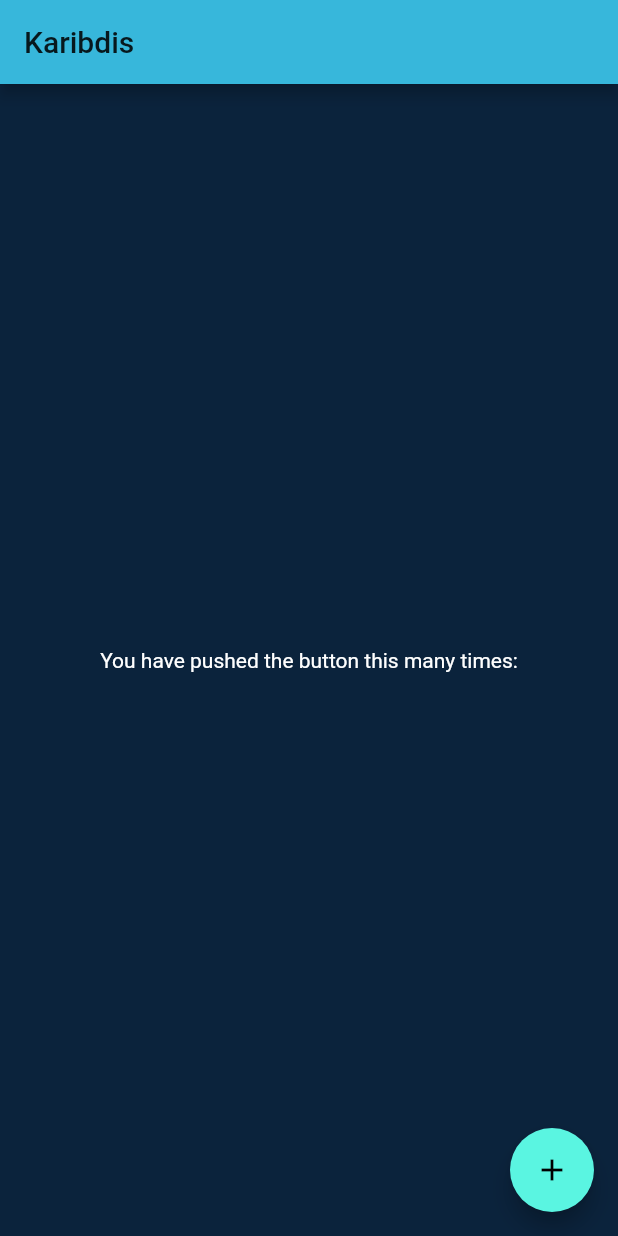
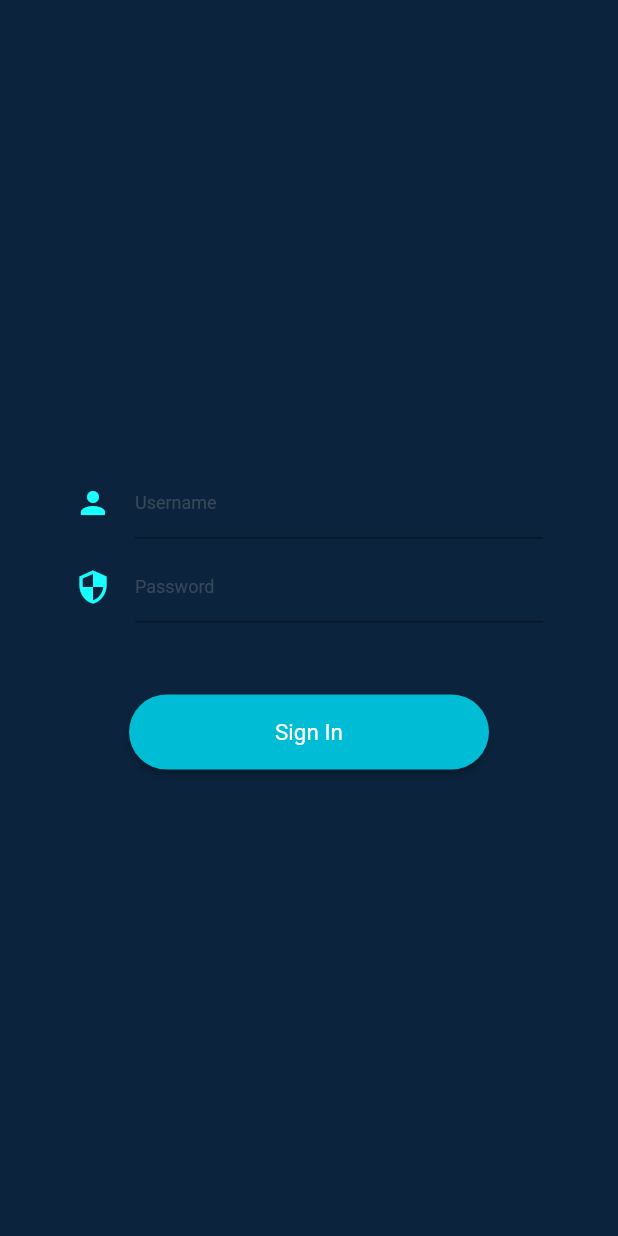
Before and after one commit to pacholoamit/sigma, a Flutter app: the screen it shows after launch, on a phone screen of 412 x 824 dp. Run offline on Flutter 3.47's test engine with Material 2 defaults, Android fonts, the phone set to English and light mode, and no system bars.

Commit message:
Progress on Login page

```diff
--- a/lib/constants/theme.dart
+++ b/lib/constants/theme.dart
@@ -1,8 +1,8 @@
 import 'package:flutter/material.dart';
 
-final darkmodeInput = Color(0xFF081A2D);
+CustomTheme currentTheme = CustomTheme();
 
-CustomTheme currentTheme = CustomTheme();
+// Todo: Determine Font Family
 
 class CustomTheme with ChangeNotifier {
   static bool _isDarkTheme = true;
@@ -15,9 +15,17 @@ class CustomTheme with ChangeNotifier {
 
   static ThemeData get lightTheme {
     return ThemeData(
-      primaryColor: Colors.red,
+      primaryColor: Color(0xFF37B7DB),
+      accentColor: Color(0xFF5af5e1),
       backgroundColor: Colors.white,
       scaffoldBackgroundColor: Colors.white,
+      cardTheme: CardTheme(
+        color: Colors.white,
+      ),
+      inputDecorationTheme: InputDecorationTheme(
+        filled: true,
+        fillColor: Colors.white,
+      ),
       textTheme: TextTheme(
         headline1: TextStyle(color: Colors.black),
         headline2: TextStyle(color: Colors.black),
@@ -29,11 +37,29 @@ class CustomTheme with ChangeNotifier {
 
   static ThemeData get darkTheme {
     return ThemeData(
+      primarySwatch: Colors.cyan,
+      accentColor: Colors.cyanAccent,
       primaryColor: Color(0xFF37B7DB),
-      accentColor: Color(0xFF5af5e1),
       backgroundColor: Color(0xFF0B233C),
       scaffoldBackgroundColor: Color(0xFF0B233C),
+      cardTheme: CardTheme(
+        color: Color(0xFF142D4D),
+      ),
+      inputDecorationTheme: InputDecorationTheme(
+          fillColor: Color(0xFF081A2D),
+          hintStyle: TextStyle(color: Colors.grey.withOpacity(0.3))),
+      iconTheme: IconThemeData(
+        color: Colors.cyan,
+      ),
+      elevatedButtonTheme: ElevatedButtonThemeData(
+        style: ElevatedButton.styleFrom(
+            onPrimary: Colors.white,
+            textStyle: TextStyle(fontSize: 15),
+            shape: RoundedRectangleBorder(
+                borderRadius: BorderRadius.circular(150))),
+      ),
       textTheme: TextTheme(
+        caption: TextStyle(color: Colors.white),
         headline1: TextStyle(color: Colors.white),
         headline2: TextStyle(color: Colors.white),
         bodyText1: TextStyle(color: Colors.white),
--- a/lib/main.dart
+++ b/lib/main.dart
@@ -1,4 +1,5 @@
 import 'package:cassandra/constants/theme.dart';
+import 'package:cassandra/pages/login_page.dart';
 import 'package:flutter/material.dart';
 
 void main() {
@@ -24,45 +25,10 @@ class _MyAppState extends State<MyApp> {
   @override
   Widget build(BuildContext context) {
     return MaterialApp(
-      home: MyHomePage(title: 'Karibdis'),
+      home: LoginPage(),
       theme: CustomTheme.lightTheme,
       darkTheme: CustomTheme.darkTheme,
       themeMode: currentTheme.currentTheme,
     );
   }
 }
-
-class MyHomePage extends StatefulWidget {
-  MyHomePage({Key? key, required this.title}) : super(key: key);
-
-  final String title;
-
-  @override
-  _MyHomePageState createState() => _MyHomePageState();
-}
-
-class _MyHomePageState extends State<MyHomePage> {
-  @override
-  Widget build(BuildContext context) {
-    return Scaffold(
-      appBar: AppBar(
-        title: Text(widget.title),
-      ),
-      body: Center(
-        child: Column(
-          mainAxisAlignment: MainAxisAlignment.center,
-          children: <Widget>[
-            Text(
-              'You have pushed the button this many times:',
-            ),
-          ],
-        ),
-      ),
-      floatingActionButton: FloatingActionButton(
-        onPressed: () => currentTheme.toggleTheme(),
-        tooltip: 'Increment',
-        child: Icon(Icons.add),
-      ),
-    );
-  }
-}
--- /dev/null
+++ b/lib/main_backup.dart
@@ -0,0 +1,68 @@
+import 'package:cassandra/constants/theme.dart';
+import 'package:flutter/material.dart';
+
+void main() {
+  runApp(MyApp());
+}
+
+class MyApp extends StatefulWidget {
+  const MyApp({Key? key}) : super(key: key);
+
+  @override
+  _MyAppState createState() => _MyAppState();
+}
+
+class _MyAppState extends State<MyApp> {
+  @override
+  void initState() {
+    super.initState();
+    currentTheme.addListener(() {
+      setState(() {});
+    });
+  }
+
+  @override
+  Widget build(BuildContext context) {
+    return MaterialApp(
+      home: MyHomePage(title: 'Karibdis'),
+      theme: CustomTheme.lightTheme,
+      darkTheme: CustomTheme.darkTheme,
+      themeMode: currentTheme.currentTheme,
+    );
+  }
+}
+
+class MyHomePage extends StatefulWidget {
+  MyHomePage({Key? key, required this.title}) : super(key: key);
+
+  final String title;
+
+  @override
+  _MyHomePageState createState() => _MyHomePageState();
+}
+
+class _MyHomePageState extends State<MyHomePage> {
+  @override
+  Widget build(BuildContext context) {
+    return Scaffold(
+      appBar: AppBar(
+        title: Text(widget.title),
+      ),
+      body: Center(
+        child: Column(
+          mainAxisAlignment: MainAxisAlignment.center,
+          children: <Widget>[
+            Text(
+              'You have pushed the button this many times:',
+            ),
+          ],
+        ),
+      ),
+      floatingActionButton: FloatingActionButton(
+        onPressed: () => currentTheme.toggleTheme(),
+        tooltip: 'Increment',
+        child: Icon(Icons.add),
+      ),
+    );
+  }
+}
--- /dev/null
+++ b/lib/pages/login_page.dart
@@ -0,0 +1,50 @@
+import 'package:flutter/material.dart';
+
+class LoginPage extends StatelessWidget {
+  const LoginPage({Key? key}) : super(key: key);
+
+  @override
+  Widget build(BuildContext context) {
+    return Scaffold(
+      body: Padding(
+        padding: EdgeInsets.symmetric(horizontal: 50),
+        child: Column(
+          mainAxisAlignment: MainAxisAlignment.center,
+          children: [
+            _usernameField(context),
+            SizedBox(height: 8),
+            _passwordField(context),
+            SizedBox(height: 48),
+            _loginButton()
+          ],
+        ),
+      ),
+    );
+  }
+
+  Widget _usernameField(BuildContext context) {
+    return TextFormField(
+      style: Theme.of(context).textTheme.caption,
+      decoration: InputDecoration(
+          icon: Icon(Icons.person, color: Theme.of(context).accentColor),
+          hintText: 'Username'),
+    );
+  }
+
+  Widget _passwordField(BuildContext context) {
+    return TextFormField(
+      obscureText: true,
+      style: Theme.of(context).textTheme.caption,
+      decoration: InputDecoration(
+          icon: Icon(Icons.security, color: Theme.of(context).accentColor),
+          hintText: 'Password'),
+    );
+  }
+
+  Widget _loginButton() {
+    return ElevatedButton(
+        onPressed: () {},
+        child: Text('Sign In'),
+        style: ElevatedButton.styleFrom(fixedSize: Size(240, 50)));
+  }
+}
```
